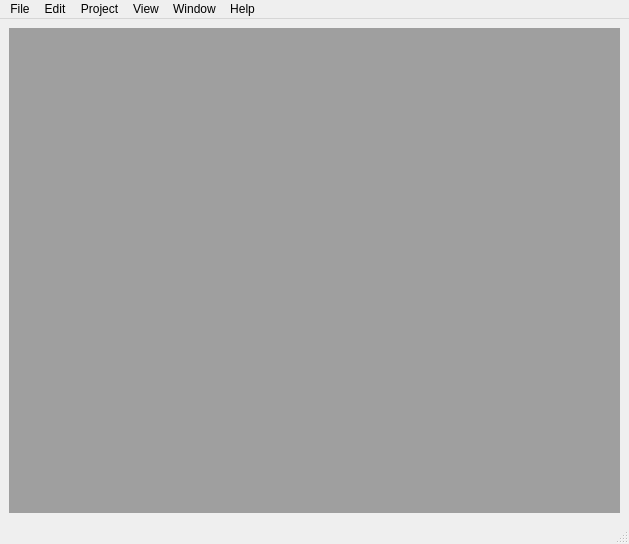
Old version of the form gui/ui/MainWindow.ui in the repository ruimaciel/femp.
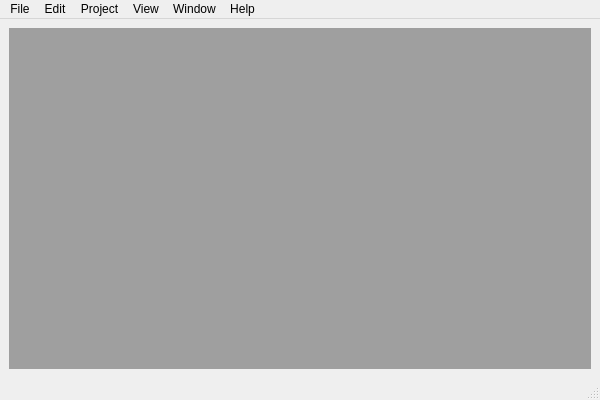
New version of the form.

Commit message: Removed redundant Displacements-specific UI components

What changed in the file:
```diff
--- a/gui/ui/MainWindow.ui
+++ b/gui/ui/MainWindow.ui
@@ -7,8 +7,8 @@
    <rect>
     <x>0</x>
     <y>0</y>
-    <width>629</width>
-    <height>544</height>
+    <width>600</width>
+    <height>400</height>
    </rect>
   </property>
   <property name="windowTitle">
@@ -26,7 +26,7 @@
     <rect>
      <x>0</x>
      <y>0</y>
-     <width>629</width>
+     <width>600</width>
      <height>20</height>
     </rect>
    </property>
```
Left out of the diff: 1 changed line with no effect on the pictures. The commit also changes 7 other files.
